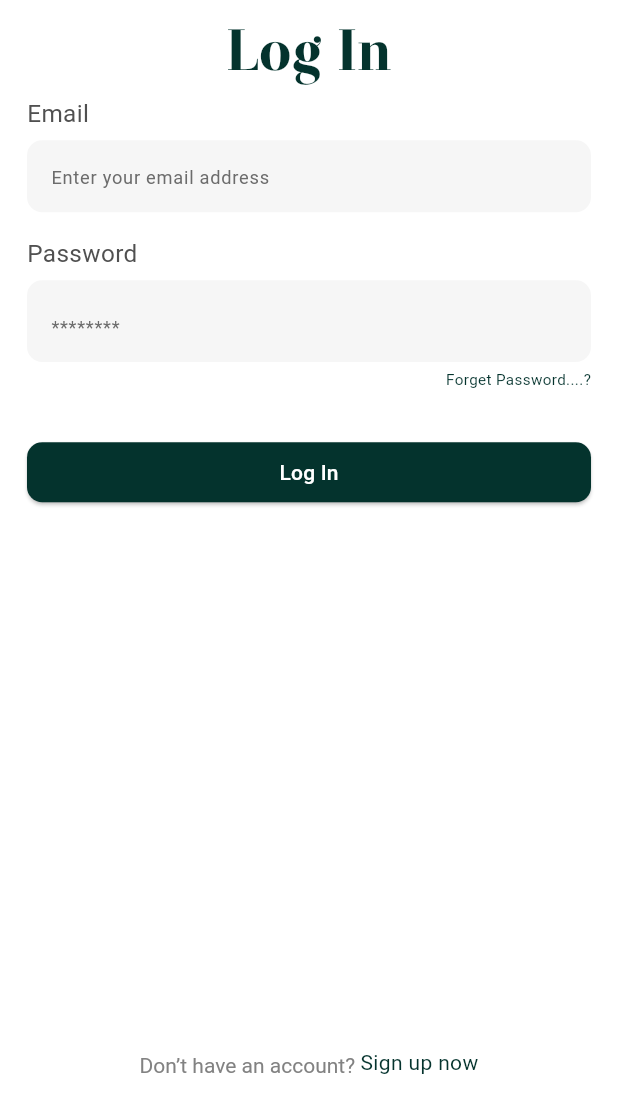
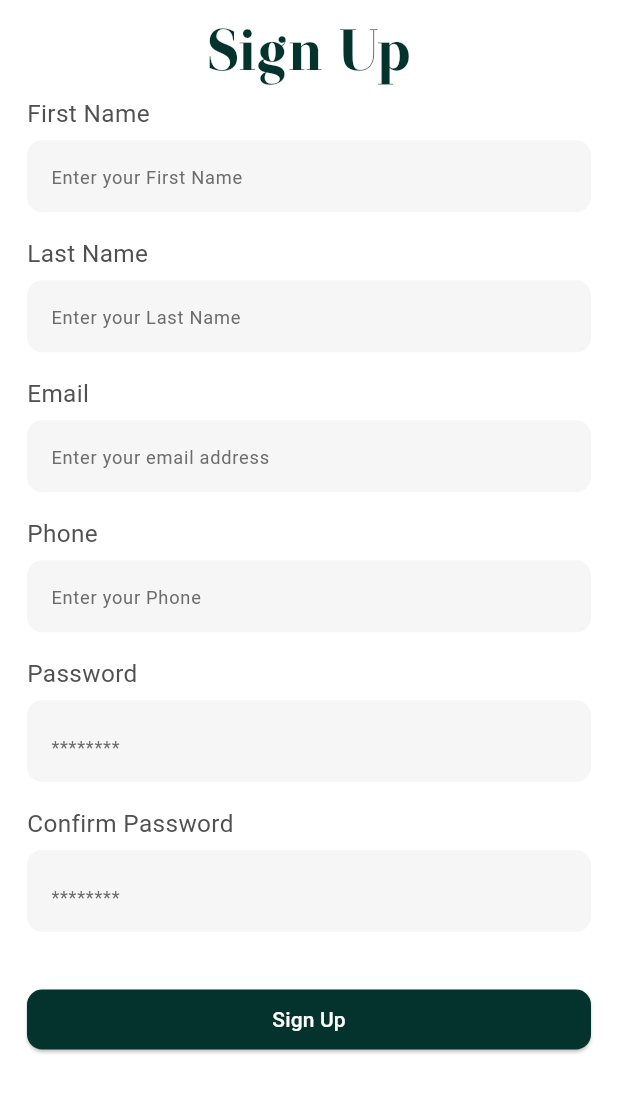
Before and after one commit to elsaidmaher2-10/animoapp, a Flutter app: the screen it shows after launch, after a tap on "Sign up now", on a phone screen of 412 x 824 dp, the part 143-1236 px from its top. Run offline on Flutter 3.47's test engine with Material 3 defaults, Android fonts, the phone set to English and light mode, and no system bars; our stand-ins replace flutter_screenutil, flutter_svg.

Commit message:
create init singup

```diff
--- a/lib/core/resource/constantsmanager.dart
+++ b/lib/core/resource/constantsmanager.dart
@@ -1,11 +1,19 @@
 class constantManager {
   static const String animo = "ANIMOOO";
   static const String logIn = "Log In";
+  static const String sinup = "Sign Up";
   static const String email = "Email";
+  static const String fname = "First Name";
+  static const String phone = "Phone";
+  static const String lname = "Last Name";
   static const String pass = "Password";
   static const String hinytextemail = "Enter your email address";
   static const String hinytextpass = "********";
   static const String donthaveaccount = "Don’t have an account?";
   static const String Signup = "Sign up now";
+  static const String fnamehint = "Enter your First Name";
+  static const String flnamehint = "Enter your Last Name";
+  static const String phonehint = "Enter your Phone";
   static const String ForgetPassword = "Forget Password....?";
+  static const String confirmPassword = "Confirm Password";
 }
--- a/lib/core/routes/routesmanager.dart
+++ b/lib/core/routes/routesmanager.dart
@@ -1,6 +1,7 @@
 import 'package:animoapp/core/routes/routesname.dart';
 import 'package:animoapp/core/widget/unknownRoute.dart';
 import 'package:animoapp/feature/Auth/Login/presentation/views/LoginPage.dart';
+import 'package:animoapp/feature/Auth/register/presentation/views/singnU.dart';
 import 'package:flutter/material.dart';
 
 abstract class RoutesManager {
@@ -8,6 +9,9 @@ abstract class RoutesManager {
     switch (route.name) {
       case RouteName.Home:
         return MaterialPageRoute(builder: (ctx) => Loginpage());
+
+      case RouteName.register:
+        return MaterialPageRoute(builder: (ctx) => Singnup());
       default:
         return MaterialPageRoute(builder: (ctx) => Unknownroute());
     }
--- a/lib/feature/Auth/Login/presentation/views/LoginPage.dart
+++ b/lib/feature/Auth/Login/presentation/views/LoginPage.dart
@@ -1,11 +1,10 @@
 import 'package:animoapp/core/resource/assetvaluemanger.dart';
 import 'package:animoapp/core/resource/colormanager.dart';
+import 'package:animoapp/core/routes/routesname.dart';
 import 'package:animoapp/core/widget/customtextfromfield.dart';
-import 'package:flutter/gestures.dart';
 import 'package:flutter/material.dart';
 import 'package:flutter_screenutil/flutter_screenutil.dart';
 import 'package:flutter_svg/flutter_svg.dart';
-
 import '../../../../../core/resource/constantsmanager.dart';
 import '../../../../../core/resource/screenutilsmaanger.dart';
 
@@ -18,7 +17,6 @@ class Loginpage extends StatefulWidget {
 
 class _LoginpageState extends State<Loginpage> {
   GlobalKey<FormFieldState> key = GlobalKey();
-
   @override
   Widget build(BuildContext context) {
     return Scaffold(
@@ -94,7 +92,7 @@ class _LoginpageState extends State<Loginpage> {
               CustomTextfromfield(
                 validator: (value) {
                   if (value == null || value.trim().isEmpty) {
-                    return "Please Enter pass";
+                    return "Please Enter password";
                   } else {
                     return null;
                   }
@@ -149,13 +147,13 @@ class _LoginpageState extends State<Loginpage> {
           text: TextSpan(
             children: [
               TextSpan(
-                text: constantManager.donthaveaccount + " ",
+                text: "${constantManager.donthaveaccount} ",
                 style: TextStyle(color: ColorManger.Lightgrey2),
               ),
               WidgetSpan(
                 child: InkWell(
                   onTap: () {
-                    print("object");
+                    Navigator.of(context).pushNamed(RouteName.register);
                   },
                   child: Text(
                     constantManager.Signup,
--- /dev/null
+++ b/lib/feature/Auth/register/presentation/views/singnU.dart
@@ -0,0 +1,99 @@
+import 'package:animoapp/core/resource/assetvaluemanger.dart';
+import 'package:animoapp/core/resource/colormanager.dart';
+import 'package:animoapp/core/widget/customtextfromfield.dart';
+import 'package:animoapp/feature/Auth/register/presentation/views/widget/Email.dart';
+import 'package:animoapp/feature/Auth/register/presentation/views/widget/Lname.dart';
+import 'package:animoapp/feature/Auth/register/presentation/views/widget/Phone.dart';
+import 'package:animoapp/feature/Auth/register/presentation/views/widget/confirmpassword.dart';
+import 'package:animoapp/feature/Auth/register/presentation/views/widget/fname.dart';
+import 'package:animoapp/feature/Auth/register/presentation/views/widget/password.dart';
+import 'package:flutter/material.dart';
+import 'package:flutter_screenutil/flutter_screenutil.dart';
+import 'package:flutter_svg/flutter_svg.dart';
+import '../../../../../core/resource/constantsmanager.dart';
+import '../../../../../core/resource/screenutilsmaanger.dart';
+
+class Singnup extends StatefulWidget {
+  Singnup({super.key});
+
+  @override
+  State<Singnup> createState() => _LoginpageState();
+}
+
+class _LoginpageState extends State<Singnup> {
+  GlobalKey<FormFieldState> key = GlobalKey();
+  @override
+  Widget build(BuildContext context) {
+    return Scaffold(
+      backgroundColor: Colors.white,
+      body: SafeArea(
+        child: Padding(
+          padding: const EdgeInsets.symmetric(horizontal: 18.0),
+          child: Column(
+            crossAxisAlignment: CrossAxisAlignment.start,
+            children: [
+              SizedBox(
+                width: double.infinity,
+                child: Form(
+                  key: key,
+                  child: Column(
+                    children: [
+                      SvgPicture.asset(
+                        AssetValueManager.Klog,
+                        width: screeutilsManager.w72,
+                      ),
+                      Text(
+                        constantManager.animo,
+                        style: TextStyle(
+                          fontFamily: FontFamily.OriginalSurfer,
+                          fontSize: screeutilsManager.s11,
+                          color: ColorManger.kprimary,
+                        ),
+                      ),
+
+                      SizedBox(height: screeutilsManager.h9),
+
+                      Text(
+                        constantManager.sinup,
+                        style: TextStyle(
+                          fontWeight: FontWeight.w500,
+                          fontFamily: FontFamily.Otama_ep,
+                          fontSize: screeutilsManager.s38,
+                          color: ColorManger.kprimary,
+                        ),
+                      ),
+                    ],
+                  ),
+                ),
+              ),
+              Fname(),
+              Lname(),
+              Email(),
+              Phone(),
+              Password(),
+              ConfirmPassword(),
+              SizedBox(height: screeutilsManager.h30),
+              SizedBox(
+                width: double.infinity,
+
+                child: ElevatedButton(
+                  style: ElevatedButton.styleFrom(
+                    backgroundColor: ColorManger.kprimary,
+                    foregroundColor: ColorManger.white,
+                    shape: RoundedRectangleBorder(
+                      borderRadius: BorderRadius.circular(
+                        screeutilsManager.r10,
+                      ),
+                    ),
+                  ),
+                  onPressed: () {},
+                  child: Text(constantManager.sinup),
+                ),
+              ),
+            ],
+          ),
+        ),
+      ),
+    );
+  }
+}
--- /dev/null
+++ b/lib/feature/Auth/register/presentation/views/widget/Email.dart
@@ -0,0 +1,37 @@
+import 'package:animoapp/core/resource/colormanager.dart';
+import 'package:animoapp/core/resource/constantsmanager.dart';
+import 'package:animoapp/core/resource/screenutilsmaanger.dart';
+import 'package:animoapp/core/widget/customtextfromfield.dart';
+import 'package:flutter/material.dart';
+
+class Email extends StatelessWidget {
+  const Email({super.key});
+
+  @override
+  Widget build(BuildContext context) {
+    return Column(
+      crossAxisAlignment: CrossAxisAlignment.start,
+      children: [
+        Text(
+          constantManager.email,
+          style: TextStyle(
+            color: ColorManger.Lightgrey,
+            fontSize: screeutilsManager.s16,
+          ),
+        ),
+        SizedBox(height: screeutilsManager.h6),
+        CustomTextfromfield(
+          hinttext: constantManager.hinytextemail,
+          validator: (value) {
+            if (value == null || value.trim().isEmpty) {
+              return "Please Enter pass";
+            } else {
+              return null;
+            }
+          },
+        ),
+        SizedBox(height: screeutilsManager.h16),
+      ],
+    );
+  }
+}
--- /dev/null
+++ b/lib/feature/Auth/register/presentation/views/widget/Lname.dart
@@ -0,0 +1,37 @@
+import 'package:animoapp/core/resource/colormanager.dart';
+import 'package:animoapp/core/resource/constantsmanager.dart';
+import 'package:animoapp/core/resource/screenutilsmaanger.dart';
+import 'package:animoapp/core/widget/customtextfromfield.dart';
+import 'package:flutter/material.dart';
+
+class Lname extends StatelessWidget {
+  const Lname({super.key});
+
+  @override
+  Widget build(BuildContext context) {
+    return Column(
+      crossAxisAlignment: CrossAxisAlignment.start,
+      children: [
+        Text(
+          constantManager.lname,
+          style: TextStyle(
+            color: ColorManger.Lightgrey,
+            fontSize: screeutilsManager.s16,
+          ),
+        ),
+        SizedBox(height: screeutilsManager.h6),
+        CustomTextfromfield(
+          hinttext: constantManager.flnamehint,
+          validator: (value) {
+            if (value == null || value.trim().isEmpty) {
+              return "Please Enter Last name";
+            } else {
+              return null;
+            }
+          },
+        ),
+        SizedBox(height: screeutilsManager.h16),
+      ],
+    );
+  }
+}
--- /dev/null
+++ b/lib/feature/Auth/register/presentation/views/widget/Phone.dart
@@ -0,0 +1,38 @@
+
+import 'package:animoapp/core/resource/colormanager.dart';
+import 'package:animoapp/core/resource/constantsmanager.dart';
+import 'package:animoapp/core/resource/screenutilsmaanger.dart';
+import 'package:animoapp/core/widget/customtextfromfield.dart';
+import 'package:flutter/material.dart';
+
+class Phone extends StatelessWidget {
+  const Phone({super.key});
+
+  @override
+  Widget build(BuildContext context) {
+    return Column(
+      crossAxisAlignment: CrossAxisAlignment.start,
+      children: [
+        Text(
+          constantManager.phone,
+          style: TextStyle(
+            color: ColorManger.Lightgrey,
+            fontSize: screeutilsManager.s16,
+          ),
+        ),
+        SizedBox(height: screeutilsManager.h6),
+        CustomTextfromfield(
+          hinttext: constantManager.phonehint,
+          validator: (value) {
+            if (value == null || value.trim().isEmpty) {
+              return "Please  Enter your Phone";
+            } else {
+              return null;
+            }
+          },
+        ),
+        SizedBox(height: screeutilsManager.h16),
+      ],
+    );
+  }
+}
--- /dev/null
+++ b/lib/feature/Auth/register/presentation/views/widget/confirmpassword.dart
@@ -0,0 +1,42 @@
+
+import 'package:animoapp/core/resource/colormanager.dart';
+import 'package:animoapp/core/resource/constantsmanager.dart';
+import 'package:animoapp/core/resource/screenutilsmaanger.dart';
+import 'package:animoapp/core/widget/customtextfromfield.dart';
+import 'package:flutter/material.dart';
+import 'package:flutter_screenutil/flutter_screenutil.dart';
+
+class ConfirmPassword extends StatelessWidget {
+  const ConfirmPassword({super.key});
+
+  @override
+  Widget build(BuildContext context) {
+    return Column(
+      crossAxisAlignment: CrossAxisAlignment.start,
+      children: [
+        Text(
+          constantManager.confirmPassword,
+          style: TextStyle(
+            color: ColorManger.Lightgrey,
+            fontSize: screeutilsManager.s16,
+          ),
+        ),
+        SizedBox(height: screeutilsManager.h6),
+        CustomTextfromfield(
+          validator: (value) {
+            if (value == null || value.trim().isEmpty) {
+              return "Please Enter confirm password";
+            } else {
+              return null;
+            }
+          },
+          obstext: true,
+          hinttext: constantManager.hinytextpass,
+          suffix: Icon(Icons.remove_red_eye, color: ColorManger.Lightgrey3),
+        ),
+
+        Padding(padding: EdgeInsets.all(2.h)),
+      ],
+    );
+  }
+}
--- /dev/null
+++ b/lib/feature/Auth/register/presentation/views/widget/fname.dart
@@ -0,0 +1,37 @@
+import 'package:animoapp/core/resource/colormanager.dart';
+import 'package:animoapp/core/resource/constantsmanager.dart';
+import 'package:animoapp/core/resource/screenutilsmaanger.dart';
+import 'package:animoapp/core/widget/customtextfromfield.dart';
+import 'package:flutter/material.dart';
+
+class Fname extends StatelessWidget {
+  const Fname({super.key});
+
+  @override
+  Widget build(BuildContext context) {
+    return Column(
+      crossAxisAlignment: CrossAxisAlignment.start,
+      children: [
+        Text(
+          constantManager.fname,
+          style: TextStyle(
+            color: ColorManger.Lightgrey,
+            fontSize: screeutilsManager.s16,
+          ),
+        ),
+        SizedBox(height: screeutilsManager.h6),
+        CustomTextfromfield(
+          hinttext: constantManager.fnamehint,
+          validator: (value) {
+            if (value == null || value.trim().isEmpty) {
+              return "Please Enter Frist name";
+            } else {
+              return null;
+            }
+          },
+        ),
+        SizedBox(height: screeutilsManager.h16),
+      ],
+    );
+  }
+}
--- /dev/null
+++ b/lib/feature/Auth/register/presentation/views/widget/password.dart
@@ -0,0 +1,39 @@
+import 'package:animoapp/core/resource/colormanager.dart';
+import 'package:animoapp/core/resource/constantsmanager.dart';
+import 'package:animoapp/core/resource/screenutilsmaanger.dart';
+import 'package:animoapp/core/widget/customtextfromfield.dart';
+import 'package:flutter/material.dart';
+
+class Password extends StatelessWidget {
+  const Password({super.key});
+
+  @override
+  Widget build(BuildContext context) {
+    return Column(
+      crossAxisAlignment: CrossAxisAlignment.start,
+      children: [
+        Text(
+          constantManager.pass,
+          style: TextStyle(
+            color: ColorManger.Lightgrey,
+            fontSize: screeutilsManager.s16,
+          ),
+        ),
+        SizedBox(height: screeutilsManager.h6),
+        CustomTextfromfield(
+          validator: (value) {
+            if (value == null || value.trim().isEmpty) {
+              return "Please Enter password";
+            } else {
+              return null;
+            }
+          },
+          obstext: true,
+          hinttext: constantManager.hinytextpass,
+          suffix: Icon(Icons.remove_red_eye, color: ColorManger.Lightgrey3),
+        ),
+        SizedBox(height: screeutilsManager.h16),
+      ],
+    );
+  }
+}
```
